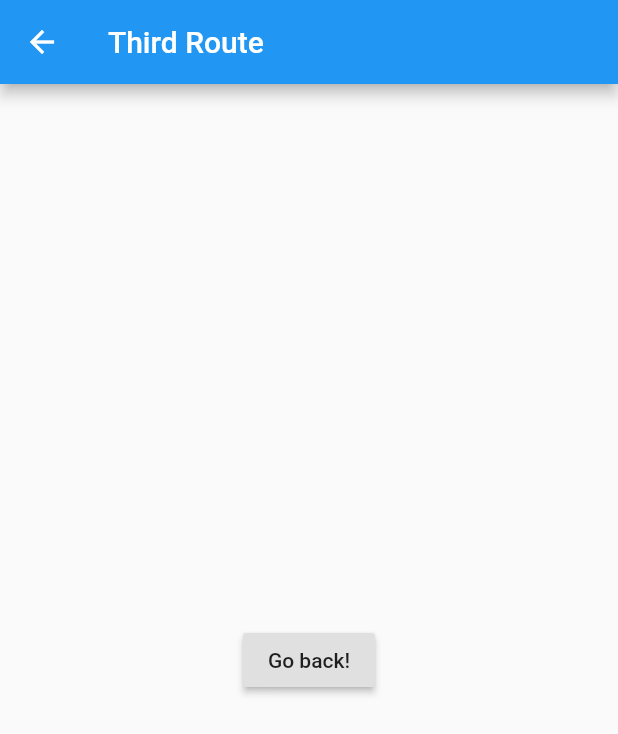
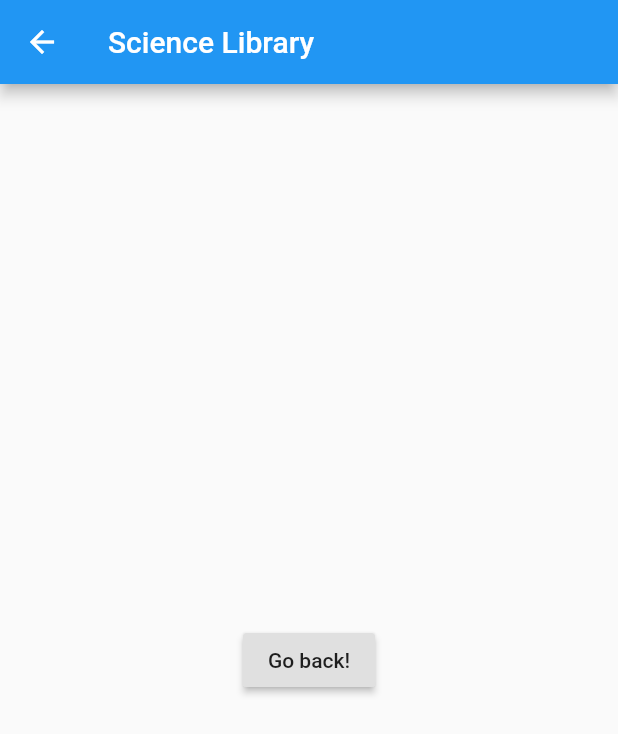
Before and after one commit to shikai-zhou/chairman, a Flutter app: the screen it shows after launch, after a tap on "Science Library", on a phone screen of 412 x 824 dp. Shown: the top 734 px of the screen. Run offline on Flutter 3.47's test engine with Material 2 defaults, Android fonts, the phone set to English and light mode, and no system bars.

Commit message:
included business, med and law libraries

```diff
--- a/lib/main.dart
+++ b/lib/main.dart
@@ -42,7 +42,7 @@ class StartWidget extends StatelessWidget {
               onTap: () {
                 Navigator.push(
                   context,
-                  MaterialPageRoute(builder: (context) => SecondRoute()),
+                  MaterialPageRoute(builder: (context) => CenLibRoute()),
                   );
 
               },
@@ -52,10 +52,19 @@ class StartWidget extends StatelessWidget {
               onTap: () {
                 Navigator.push(
                   context,
-                  MaterialPageRoute(builder: (context) => ThirdRoute())
+                  MaterialPageRoute(builder: (context) => SciLibRoute())
                   );
               }
             ),
+            ListTile(
+              title: Text('Business Library'),
+            ),
+            ListTile(
+              title: Text('Medicine Library')
+            ),
+            ListTile(
+              title: Text('Law Library')
+            )
          ],
         ),
         new Text ("Second widget"),
@@ -69,12 +78,12 @@ class StartWidget extends StatelessWidget {
 }
 }
 //TODO: implement library page interface
-class SecondRoute extends StatelessWidget {
+class CenLibRoute extends StatelessWidget {
   @override
   Widget build(BuildContext context) {
     return Scaffold(
       appBar: AppBar(
-        title: Text("Second Route"),
+        title: Text("Central Library"),
       ),
       body: Center(
         child: RaisedButton(
@@ -87,12 +96,12 @@ class SecondRoute extends StatelessWidget {
     );
   }
 }
-class ThirdRoute extends StatelessWidget {
+class SciLibRoute extends StatelessWidget {
   @override
   Widget build(BuildContext context) {
     return Scaffold(
       appBar: AppBar(
-        title: Text("Third Route"),
+        title: Text("Science Library"),
       ),
       body: Center(
         child: RaisedButton(
```
